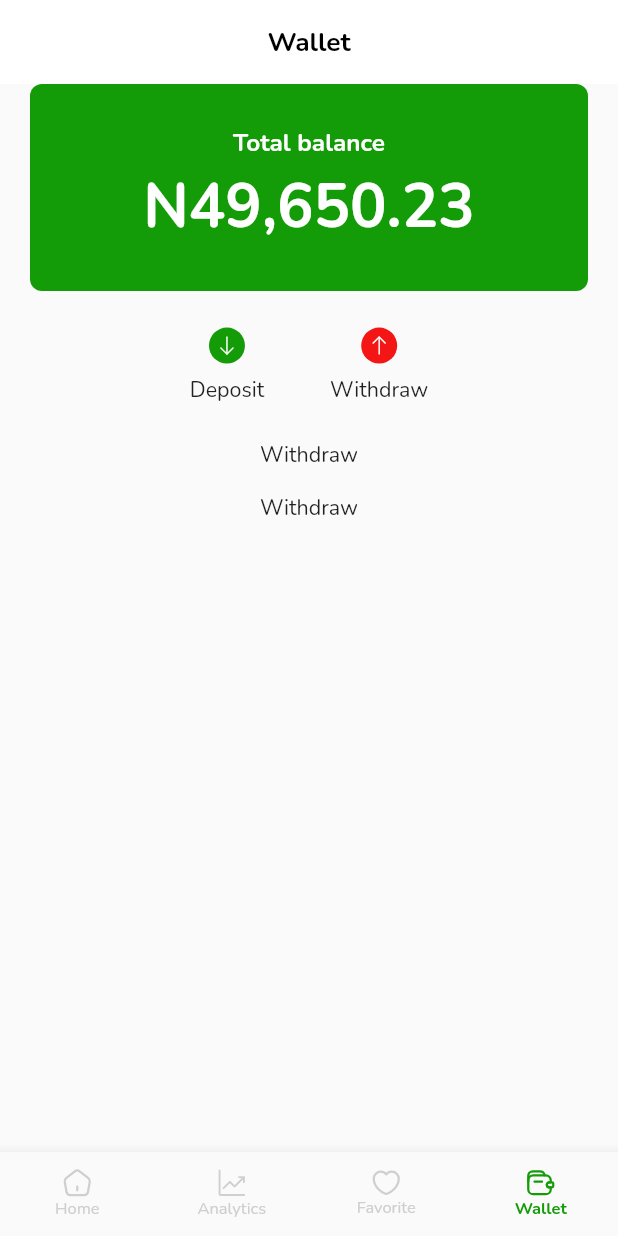
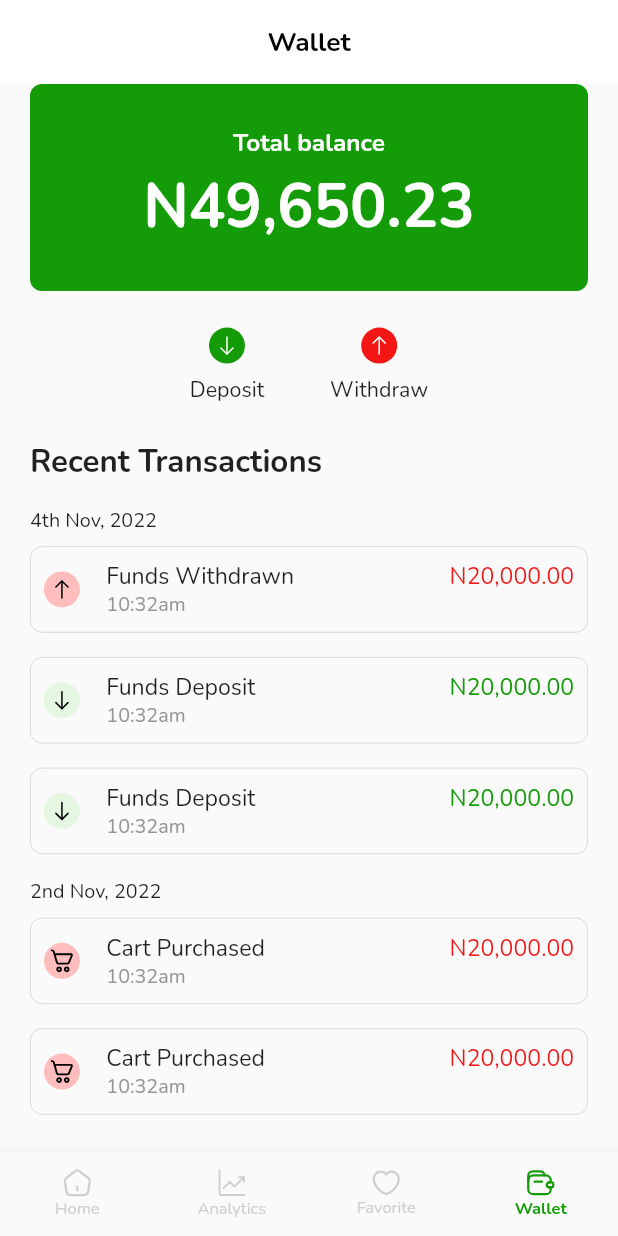
Before and after one commit to Gfash436/GoFarmNG, a Flutter app: the screen it shows after launch, item 4 of the bottom bar chosen, on a phone screen of 412 x 824 dp. Run offline on Flutter 3.47's test engine with Material 2 defaults, Android fonts, the phone set to English and light mode, and no system bars; our stand-ins replace flutter_svg.

Commit message:
wallet screen completed

```diff
--- /dev/null
+++ b/lib/Screens/wallet_screen/cart_purchased.dart
@@ -0,0 +1,95 @@
+import 'package:flutter/material.dart';
+import 'package:flutter_svg/flutter_svg.dart';
+
+import '../../Constants/size_config.dart';
+import '../../Styles/colors.dart';
+import '../../Widgets/myText.dart';
+
+class CartTransactionDetails extends StatelessWidget {
+  const CartTransactionDetails({
+    super.key,
+    // required this.icon,
+  });
+
+  // final String icon;
+  @override
+  Widget build(BuildContext context) {
+    return Container(
+      padding: EdgeInsets.all(
+        getProportionateScreenWidth(
+          8,
+        ),
+      ),
+      margin: EdgeInsets.symmetric(
+        vertical: getProportionateScreenHeight(8),
+      ),
+      decoration: BoxDecoration(
+        borderRadius: BorderRadius.circular(
+          8,
+        ),
+        border: Border.all(
+          color: grey,
+          width: .5,
+          strokeAlign: BorderSide.strokeAlignInside,
+          style: BorderStyle.solid,
+        ),
+      ),
+      child: Row(
+        mainAxisAlignment: MainAxisAlignment.spaceBetween,
+        crossAxisAlignment: CrossAxisAlignment.start,
+        children: [
+          Row(
+            children: [
+              Container(
+                padding: const EdgeInsets.all(
+                  4,
+                ),
+                height: 24,
+                width: 24,
+                decoration: const BoxDecoration(
+                  shape: BoxShape.circle,
+                  color: Color(0xffFFBDBD),
+                ),
+                child: SvgPicture.asset(
+                  "assets/icons/cart-transaction.svg",
+                  color: black,
+                ),
+              ),
+              SizedBox(
+                width: getProportionateScreenWidth(16),
+              ),
+              Column(
+                crossAxisAlignment: CrossAxisAlignment.start,
+                children: [
+                  myText(
+                    text: "Cart Purchased",
+                    fontSize: getProportionateScreenWidth(
+                      14,
+                    ),
+                    fontWeight: FontWeight.w500,
+                  ),
+                  myText(
+                    text: "10:32am",
+                    fontSize: getProportionateScreenWidth(
+                      12,
+                    ),
+                    color: const Color(0xff959595),
+                    fontWeight: FontWeight.w400,
+                  ),
+                ],
+              ),
+            ],
+          ),
+          myText(
+            text: "N20,000.00",
+            fontSize: getProportionateScreenWidth(
+              14,
+            ),
+            fontWeight: FontWeight.w500,
+            color: const Color(0xfff41515),
+          ),
+        ],
+      ),
+    );
+  }
+}
--- /dev/null
+++ b/lib/Screens/wallet_screen/fund_transactions.dart
@@ -0,0 +1,102 @@
+import 'package:flutter/material.dart';
+import 'package:flutter_svg/flutter_svg.dart';
+
+import '../../Constants/size_config.dart';
+import '../../Styles/colors.dart';
+import '../../Widgets/myText.dart';
+
+class RecentTransactionComponents extends StatelessWidget {
+  const RecentTransactionComponents({
+    super.key, required this.isDeposit,
+    // required this.iconColor,
+    // required this.icon,
+    // required this.title,
+    // required this.subtitle,
+    // required this.trailing,
+    // required this.trailingColor,
+    // required this.shapeColor,
+  });
+  final bool isDeposit;
+  // final Color iconColor, trailingColor, shapeColor;
+  // final String title, icon, subtitle, trailing;
+  @override
+  Widget build(BuildContext context) {
+    return Container(
+      padding: EdgeInsets.all(
+        getProportionateScreenWidth(
+          8,
+        ),
+      ),
+      margin: EdgeInsets.symmetric(
+        vertical: getProportionateScreenHeight(8),
+      ),
+      decoration: BoxDecoration(
+        borderRadius: BorderRadius.circular(
+          8,
+        ),
+        border: Border.all(
+          color: grey,
+          width: .5,
+          strokeAlign: BorderSide.strokeAlignInside,
+          style: BorderStyle.solid,
+        ),
+      ),
+      child: Row(
+        mainAxisAlignment: MainAxisAlignment.spaceBetween,
+        crossAxisAlignment: CrossAxisAlignment.start,
+        children: [
+          Row(
+            children: [
+              Container(
+                padding: const EdgeInsets.all(
+                  4,
+                ),
+                height: 24,
+                width: 24,
+                decoration: BoxDecoration(
+                  shape: BoxShape.circle,
+                  color: isDeposit? const Color(0xffE5F7E1) :const Color(0xffFFBDBD),
+                ),
+                child: SvgPicture.asset(
+                  isDeposit? "assets/icons/arrow-down.svg" : "assets/icons/arrow-up.svg",
+                  color: black,
+                ),
+              ),
+              SizedBox(
+                width: getProportionateScreenWidth(16),
+              ),
+              Column(
+                crossAxisAlignment: CrossAxisAlignment.start,
+                children: [
+                  myText(
+                    text: isDeposit? "Funds Deposit" : "Funds Withdrawn",
+                    fontSize: getProportionateScreenWidth(
+                      14,
+                    ),
+                    fontWeight: FontWeight.w500,
+                  ),
+                  myText(
+                    text: "10:32am",
+                    fontSize: getProportionateScreenWidth(
+                      12,
+                    ),
+                    color: const Color(0xff959595),
+                    fontWeight: FontWeight.w400,
+                  ),
+                ],
+              ),
+            ],
+          ),
+          myText(
+            text: "N20,000.00",
+            fontSize: getProportionateScreenWidth(
+              14,
+            ),
+            fontWeight: FontWeight.w500,
+            color: isDeposit? const Color(0xff149c08) : const Color(0xfff41515),
+          ),
+        ],
+      ),
+    );
+  }
+}
--- a/lib/Screens/wallet_screen/wallet_screen.dart
+++ b/lib/Screens/wallet_screen/wallet_screen.dart
@@ -1,8 +1,11 @@
 import 'package:flutter/material.dart';
 import 'package:flutter_svg/svg.dart';
 import 'package:gofarmng/Constants/size_config.dart';
+import 'package:gofarmng/Screens/wallet_screen/cart_purchased.dart';
 import 'package:gofarmng/Styles/colors.dart';
 import 'package:gofarmng/Widgets/myText.dart';
+
+import 'fund_transactions.dart';
 
 class WalletScreen extends StatelessWidget {
   const WalletScreen({super.key});
@@ -26,6 +29,7 @@ class WalletScreen extends StatelessWidget {
       body: Padding(
         padding: const EdgeInsets.symmetric(horizontal: 20.0),
         child: Column(
+          crossAxisAlignment: CrossAxisAlignment.start,
           children: [
             Container(
               width: getProportionateScreenWidth(double.infinity),
@@ -132,24 +136,51 @@ class WalletScreen extends StatelessWidget {
               height: getProportionateScreenHeight(24),
             ),
             myText(
-                      text: "Withdraw",
+              text: "Recent Transactions",
               fontSize: getProportionateScreenWidth(
-                        13,
+                19,
               ),
-                      fontWeight: FontWeight.w400,
+              fontWeight: FontWeight.w600,
             ),
             SizedBox(
               height: getProportionateScreenHeight(16),
             ),
+            Expanded(
+              child: SingleChildScrollView(
+                child: Column(
+                  crossAxisAlignment: CrossAxisAlignment.start,
+                  children: [
                     myText(
-                      text: "Withdraw",
+                      text: "4th Nov, 2022",
                       fontSize: getProportionateScreenWidth(
-                        13,
+                        12,
                       ),
-                      fontWeight: FontWeight.w400,
+                      fontWeight: FontWeight.normal,
+                    ),
+                    const RecentTransactionComponents(
+                      isDeposit: false,
+                    ),
+                    const RecentTransactionComponents(
+                      isDeposit: true,
+                    ),
+                    const RecentTransactionComponents(
+                      isDeposit: true,
                     ),
                     SizedBox(
                       height: getProportionateScreenHeight(8),
+                    ),
+                    myText(
+                      text: "2nd Nov, 2022",
+                      fontSize: getProportionateScreenWidth(
+                        12,
+                      ),
+                      fontWeight: FontWeight.normal,
+                    ),
+                    const CartTransactionDetails(),
+                    const CartTransactionDetails(),
+                  ],
+                ),
+              ),
             ),
           ],
         ),
--- a/lib/Styles/colors.dart
+++ b/lib/Styles/colors.dart
@@ -1,6 +1,7 @@
 import 'package:flutter/material.dart';
 
 Color green = const Color(0xff149C08);
+Color black =  Colors.black;
 Color red = const Color(0xffF41515);
 Color white = const Color(0xffFFFFFF);
 Color grey = const Color(0xffCFCFCF);
```
Also changed, not shown: assets/icons/cart-transaction.svg (added). Lines whose indentation alone changed are shown as unchanged.
